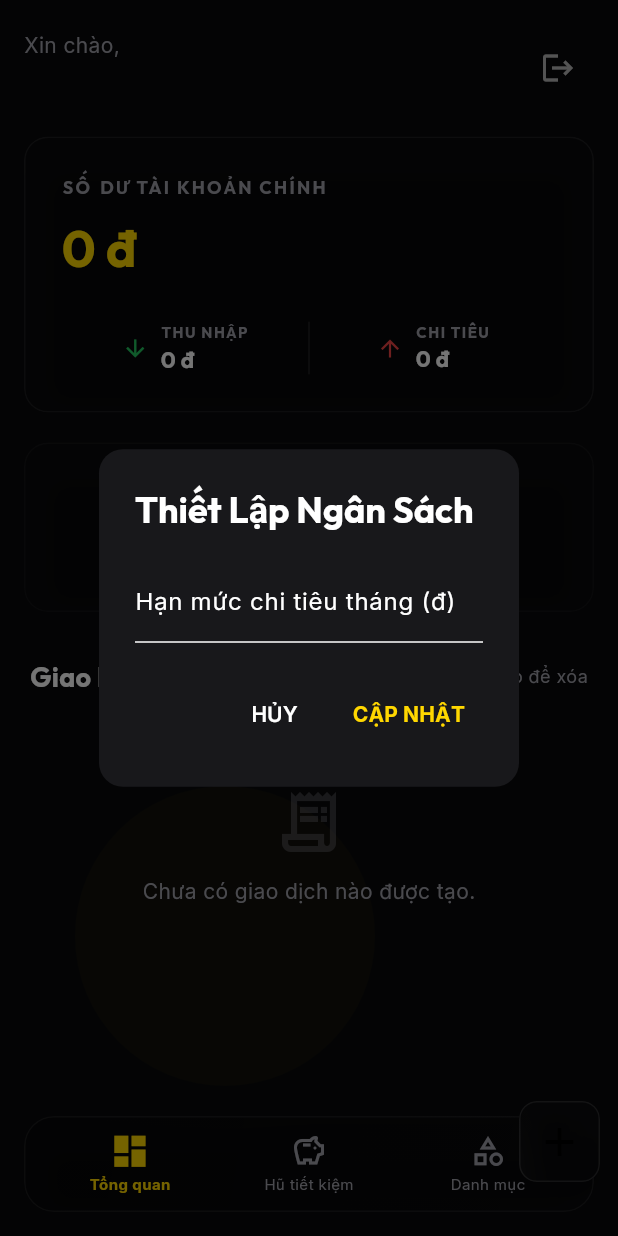
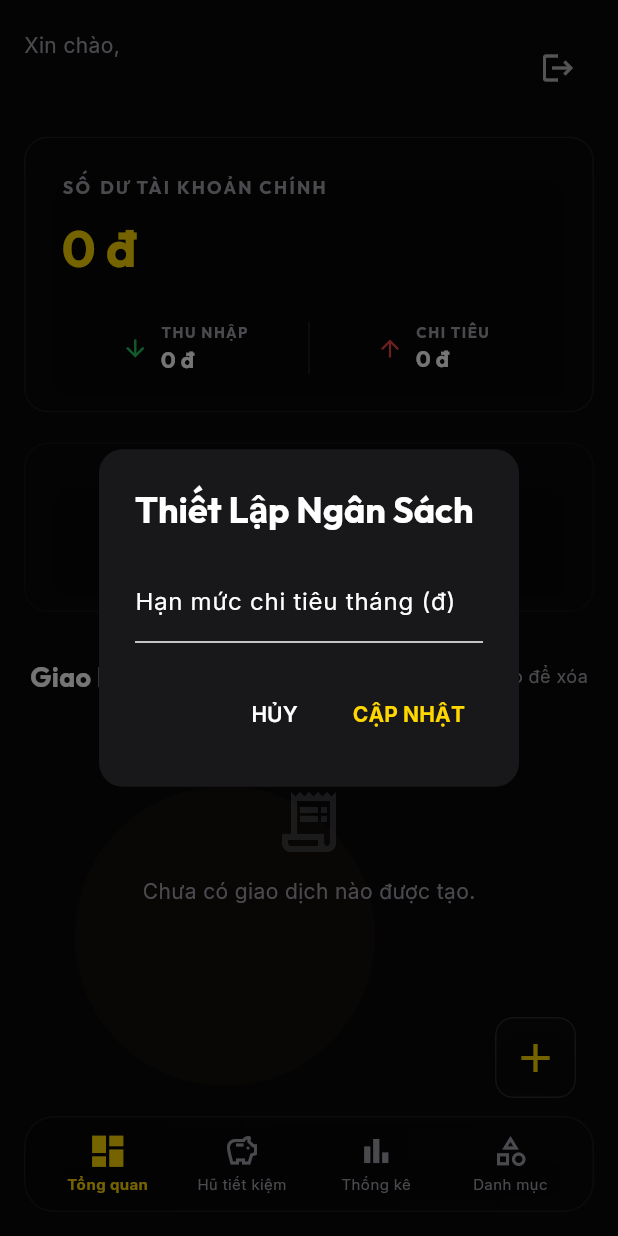
Before and after one commit to Cao-24-deptrai/moneyexpenx, a Flutter app: the DashboardScreen screen opened directly, after a tap on "ĐẶT NGÂN SÁCH NGAY", on a phone screen of 412 x 824 dp. Run offline on Flutter 3.47's test engine with Material 3 defaults, Android fonts, the light colour scheme and no system bars; our stand-ins replace cloud_firestore, firebase_auth, firebase_core, google_fonts, shared_preferences; accounts and stored records are empty.

Commit message:
14 thg 7 8h48

```diff
--- a/moneyexpenx/lib/views/dashboard/dashboard_screen.dart
+++ b/moneyexpenx/lib/views/dashboard/dashboard_screen.dart
@@ -4,6 +4,7 @@ import 'package:moneyexpenx/core/theme/app_theme.dart';
 import 'package:moneyexpenx/core/widgets/glass_container.dart';
 import 'package:moneyexpenx/views/dashboard/home_view.dart';
 import 'package:moneyexpenx/views/saving_jars/saving_jars_screen.dart';
+import 'package:moneyexpenx/views/statistics/statistics_screen.dart';
 import 'package:moneyexpenx/views/categories/categories_screen.dart';
 import 'package:moneyexpenx/views/transactions/add_transaction_screen.dart';
 import 'package:moneyexpenx/core/utils/route_transitions.dart';
@@ -21,6 +22,7 @@ class _DashboardScreenState extends State<DashboardScreen> {
   final List<Widget> _pages = [
     const HomeView(),
     const SavingJarsScreen(),
+    const StatisticsScreen(),
     const CategoriesScreen(),
   ];
 
@@ -48,12 +50,18 @@ class _DashboardScreenState extends State<DashboardScreen> {
               ),
             ),
           ),
-          // Selected Page View with Fade route transition effect when switching indices
-          SafeArea(
+          // Selected Page View constrained to end above the navbar
+          Positioned(
+            top: 0,
+            left: 0,
+            right: 0,
+            bottom: 80, // Navbar is bottom 16 + height 64 = 80
+            child: SafeArea(
               bottom: false,
               child: IndexedStack(
                 index: _currentIndex,
                 children: _pages,
+              ),
             ),
           ),
           // Floating Glassmorphism Bottom Navigation Bar
@@ -82,9 +90,14 @@ class _DashboardScreenState extends State<DashboardScreen> {
                     activeIcon: Icons.savings,
                     label: 'Hũ tiết kiệm',
                   ),
-                  // Middle gap for Floating action or we just navigate
                   _buildNavItem(
                     index: 2,
+                    icon: Icons.bar_chart_outlined,
+                    activeIcon: Icons.bar_chart,
+                    label: 'Thống kê',
+                  ),
+                  _buildNavItem(
+                    index: 3,
                     icon: Icons.category_outlined,
                     activeIcon: Icons.category,
                     label: 'Danh mục',
@@ -92,30 +105,31 @@ class _DashboardScreenState extends State<DashboardScreen> {
                 ],
               ),
             ),
-          )
-        ],
           ),
-      floatingActionButton: Padding(
-        padding: const EdgeInsets.only(bottom: 24.0), // Lifted slightly above the bar
+          // Fixed add button positioned above the navbar on the right side
+          Positioned(
+            right: 28,
+            bottom: 92, // Sits exactly on top of the navbar (which is bottom 16 + height 64 = 80)
             child: Hero(
               tag: 'add_transaction_btn',
               child: GlassIconButton(
                 icon: Icons.add,
                 size: 32,
-            iconColor: Colors.black,
+                iconColor: AppTheme.primaryYellow, // Plus sign changed to gold
                 onTap: () {
                   Navigator.push(
                     context,
                     SlidePageRoute(
                       page: const AddTransactionScreen(),
-                  direction: AxisDirection.up, // Slide up from bottom
+                      direction: AxisDirection.up,
                     ),
                   );
                 },
               ),
             ),
           ),
-      floatingActionButtonLocation: FloatingActionButtonLocation.miniEndFloat,
+        ],
+      ),
     );
   }
 
--- a/moneyexpenx/lib/views/dashboard/home_view.dart
+++ b/moneyexpenx/lib/views/dashboard/home_view.dart
@@ -389,7 +389,7 @@ class _HomeViewState extends State<HomeView> {
                     );
                   },
                 ),
-          const SizedBox(height: 80), // Offset space for FloatingActionButton
+          const SizedBox(height: 16), // Bottom padding spacing
         ],
       ),
     );
--- /dev/null
+++ b/moneyexpenx/lib/views/statistics/statistics_screen.dart
@@ -0,0 +1,518 @@
+import 'dart:io';
+import 'package:flutter/material.dart';
+import 'package:provider/provider.dart';
+import 'package:google_fonts/google_fonts.dart';
+import 'package:intl/intl.dart';
+import 'package:path_provider/path_provider.dart';
+import 'package:moneyexpenx/core/theme/app_theme.dart';
+import 'package:moneyexpenx/core/widgets/glass_container.dart';
+import 'package:moneyexpenx/core/constants/icons.dart';
+import 'package:moneyexpenx/data/models/category_model.dart';
+import 'package:moneyexpenx/data/models/transaction_model.dart';
+import 'package:moneyexpenx/viewmodels/finance_viewmodel.dart';
+
+class StatisticsScreen extends StatefulWidget {
+  const StatisticsScreen({Key? key}) : super(key: key);
+
+  @override
+  State<StatisticsScreen> createState() => _StatisticsScreenState();
+}
+
+class _StatisticsScreenState extends State<StatisticsScreen> with SingleTickerProviderStateMixin {
+  late TabController _typeTabController;
+  String _timeFilter = 'Tháng'; // 'Tuần', 'Tháng', 'Năm'
+  final formatter = NumberFormat.decimalPattern('vi_VN');
+
+  // Vibrant chart colors matching the premium theme
+  final List<Color> _chartColors = [
+    AppTheme.primaryYellow,
+    const Color(0xFF3B82F6), // Blue
+    const Color(0xFF10B981), // Emerald Green
+    const Color(0xFFEC4899), // Pink
+    const Color(0xFF8B5CF6), // Purple
+    const Color(0xFFF59E0B), // Amber
+    const Color(0xFFEF4444), // Red
+    Colors.grey,
+  ];
+
+  @override
+  void initState() {
+    super.initState();
+    _typeTabController = TabController(length: 2, vsync: this);
+  }
+
+  @override
+  void dispose() {
+    _typeTabController.dispose();
+    super.dispose();
+  }
+
+  List<TransactionModel> _filterTransactions(List<TransactionModel> allTx) {
+    final now = DateTime.now();
+    DateTime startDate;
+
+    if (_timeFilter == 'Tuần') {
+      // Start of current week (Monday)
+      final daysToSubtract = now.weekday - 1;
+      startDate = DateTime(now.year, now.month, now.day).subtract(Duration(days: daysToSubtract));
+    } else if (_timeFilter == 'Năm') {
+      startDate = DateTime(now.year, 1, 1);
+    } else {
+      // Default: 'Tháng' (Start of current month)
+      startDate = DateTime(now.year, now.month, 1);
+    }
+
+    return allTx.where((tx) => tx.tsDate.isAfter(startDate) || tx.tsDate.isAtSameMomentAs(startDate)).toList();
+  }
+
+  // Export report to CSV (Excel compatible)
+  Future<void> _exportReport(
+      List<TransactionModel> txs, List<CategoryModel> categories, String type) async {
+    try {
+      final directory = await getApplicationDocumentsDirectory();
+      final dateStr = DateFormat('yyyyMMdd_HHmmss').format(DateTime.now());
+      final filePath = '${directory.path}/BaoCao_ThuChi_${type}_$dateStr.csv';
+      final file = File(filePath);
+
+      // CSV Header
+      StringBuffer csvContent = StringBuffer();
+      // Add UTF-8 BOM for Excel compatibility with Vietnamese characters
+      csvContent.write('\uFEFF');
+      csvContent.writeln('Mã Giao Dịch,Ngày,Loại,Danh Mục,Số Tiền (đ),Ghi Chú');
+
+      for (var tx in txs) {
+        final cat = categories.firstWhere(
+          (c) => c.ctgID == tx.ctgID,
+          orElse: () => CategoryModel(ctgID: '', uID: '', name: 'Không rõ', type: type, iconKey: 'payment'),
+        );
+
+        if (cat.type == type) {
+          final formattedDate = DateFormat('dd/MM/yyyy HH:mm').format(tx.tsDate);
+          final note = tx.note.replaceAll(',', ';'); // avoid breaking columns
+          csvContent.writeln('${tx.tsID},$formattedDate,${cat.type},${cat.name},${tx.amt},$note');
+        }
+      }
+
+      await file.writeAsString(csvContent.toString());
+
+      if (mounted) {
+        ScaffoldMessenger.of(context).showSnackBar(
+          SnackBar(
+            content: Text(
+              'Đã xuất báo cáo thành công!\nĐường dẫn: $filePath',
+              style: GoogleFonts.inter(color: Colors.white),
+            ),
+            backgroundColor: AppTheme.successGreen,
+            duration: const Duration(seconds: 5),
+            behavior: SnackBarBehavior.floating,
+          ),
+        );
+      }
+    } catch (e) {
+      if (mounted) {
+        ScaffoldMessenger.of(context).showSnackBar(
+          SnackBar(
+            content: Text('Lỗi xuất báo cáo: $e', style: GoogleFonts.inter(color: Colors.white)),
+            backgroundColor: AppTheme.alertRed,
+            behavior: SnackBarBehavior.floating,
+          ),
+        );
+      }
+    }
+  }
+
+  @override
+  Widget build(BuildContext context) {
+    final financeVm = Provider.of<FinanceViewModel>(context);
+    final allTxs = financeVm.transactions;
+    final categories = financeVm.categories;
+
+    // Filter transactions by time range
+    final filteredTxs = _filterTransactions(allTxs);
+
+    return Scaffold(
+      appBar: AppBar(
+        title: Text(
+          'Thống Kê Báo Cáo',
+          style: GoogleFonts.outfit(fontWeight: FontWeight.bold, fontSize: 22),
+        ),
+        bottom: TabBar(
+          controller: _typeTabController,
+          indicatorColor: AppTheme.primaryYellow,
+          labelColor: AppTheme.primaryYellow,
+          unselectedLabelColor: AppTheme.textSecondary,
+          labelStyle: GoogleFonts.outfit(fontWeight: FontWeight.bold, fontSize: 16),
+          tabs: const [
+            Tab(text: 'KHOẢN CHI'),
+            Tab(text: 'KHOẢN THU'),
+          ],
+        ),
+        actions: [
+          IconButton(
+            icon: const Icon(Icons.download_outlined, color: AppTheme.primaryYellow, size: 26),
+            onPressed: () {
+              final activeType = _typeTabController.index == 0 ? 'Chi' : 'Thu';
+              _exportReport(filteredTxs, categories, activeType);
+            },
+            tooltip: 'Xuất file Excel CSV',
+          ),
+        ],
+      ),
+      body: Column(
+        children: [
+          // Time Filter Row
+          Padding(
+            padding: const EdgeInsets.fromLTRB(16, 12, 16, 8),
+            child: Row(
+              mainAxisAlignment: MainAxisAlignment.spaceBetween,
+              children: [
+                Text(
+                  'Khoảng thời gian:',
+                  style: GoogleFonts.inter(color: AppTheme.textSecondary, fontSize: 14),
+                ),
+                Row(
+                  children: ['Tuần', 'Tháng', 'Năm'].map((filter) {
+                    final isSelected = _timeFilter == filter;
+                    return GestureDetector(
+                      onTap: () {
+                        setState(() {
+                          _timeFilter = filter;
+                        });
+                      },
+                      child: Container(
+                        margin: const EdgeInsets.only(left: 8),
+                        padding: const EdgeInsets.symmetric(horizontal: 16, vertical: 8),
+                        decoration: BoxDecoration(
+                          color: isSelected ? AppTheme.primaryYellow.withOpacity(0.15) : Colors.transparent,
+                          border: Border.all(
+                            color: isSelected ? AppTheme.primaryYellow : Colors.grey[850]!,
+                            width: 1,
+                          ),
+                          borderRadius: BorderRadius.circular(16),
+                        ),
+                        child: Text(
+                          filter == 'Tuần'
+                              ? 'Tuần này'
+                              : filter == 'Tháng'
+                                  ? 'Tháng này'
+                                  : 'Năm nay',
+                          style: GoogleFonts.inter(
+                            color: isSelected ? AppTheme.primaryYellow : AppTheme.textSecondary,
+                            fontWeight: isSelected ? FontWeight.bold : FontWeight.normal,
+                            fontSize: 12,
+                          ),
+                        ),
+                      ),
+                    );
+                  }).toList(),
+                )
+              ],
+            ),
+          ),
+          Expanded(
+            child: TabBarView(
+              controller: _typeTabController,
+              children: [
+                _buildReportSection(filteredTxs, categories, 'Chi'),
+                _buildReportSection(filteredTxs, categories, 'Thu'),
+              ],
+            ),
+          ),
+        ],
+      ),
+    );
+  }
+
+  Widget _buildReportSection(
+      List<TransactionModel> txs, List<CategoryModel> categories, String type) {
+    // 1. Filter transactions by type
+    final typeTxs = txs.where((t) {
+      final cat = categories.firstWhere(
+        (c) => c.ctgID == t.ctgID,
+        orElse: () => CategoryModel(ctgID: '', uID: '', name: '', type: '', iconKey: ''),
+      );
+      return cat.type == type;
+    }).toList();
+
+    if (typeTxs.isEmpty) {
+      return Center(
+        child: Column(
+          mainAxisAlignment: MainAxisAlignment.center,
+          children: [
+            Icon(Icons.bar_chart_outlined, size: 64, color: AppTheme.textSecondary.withOpacity(0.3)),
+            const SizedBox(height: 16),
+            Text(
+              'Chưa có giao dịch $type nào trong thời gian này.',
+              style: GoogleFonts.inter(color: AppTheme.textSecondary, fontSize: 15),
+            ),
+          ],
+        ),
+      );
+    }
+
+    // 2. Aggregate sum by category ID
+    final Map<String, double> categorySums = {};
+    double totalSum = 0.0;
+
+    for (var tx in typeTxs) {
+      categorySums[tx.ctgID] = (categorySums[tx.ctgID] ?? 0.0) + tx.amt;
+      totalSum += tx.amt;
+    }
+
+    // 3. Map category sums to details and sort
+    final List<MapEntry<String, double>> sortedEntries = categorySums.entries.toList()
+      ..sort((a, b) => b.value.compareTo(a.value));
+
+    // Group into Top 5 and "Others" if needed
+    List<CategoryStatItem> statItems = [];
+    double othersSum = 0.0;
+
+    for (int i = 0; i < sortedEntries.length; i++) {
+      final entry = sortedEntries[i];
+      final cat = categories.firstWhere(
+        (c) => c.ctgID == entry.key,
+        orElse: () => CategoryModel(ctgID: '', uID: '', name: 'Không rõ', type: type, iconKey: 'payment'),
+      );
+
+      if (i < 5) {
+        statItems.add(CategoryStatItem(
+          category: cat,
+          amount: entry.value,
+          percentage: entry.value / totalSum,
+          color: _chartColors[i % _chartColors.length],
+        ));
+      } else {
+        othersSum += entry.value;
+      }
+    }
+
+    if (othersSum > 0) {
+      statItems.add(CategoryStatItem(
+        category: CategoryModel(ctgID: 'others', uID: '', name: 'Khác', type: type, iconKey: 'payment'),
+        amount: othersSum,
+        percentage: othersSum / totalSum,
+        color: _chartColors[5 % _chartColors.length],
+      ));
+    }
+
+    return ListView(
+      physics: const BouncingScrollPhysics(),
+      padding: const EdgeInsets.all(16),
+      children: [
+        // Total Card
+        GlassContainer(
+          padding: const EdgeInsets.all(20),
+          color: Colors.white.withOpacity(0.03),
+          borderColor: Colors.white.withOpacity(0.05),
+          child: Column(
+            children: [
+              Text(
+                'TỔNG ${type.toUpperCase()}',
+                style: GoogleFonts.outfit(
+                  fontSize: 12,
+                  fontWeight: FontWeight.bold,
+                  color: AppTheme.textSecondary,
+                  letterSpacing: 1.5,
+                ),
+              ),
+              const SizedBox(height: 8),
+              Text(
+                '${formatter.format(totalSum)} đ',
+                style: GoogleFonts.outfit(
+                  fontSize: 28,
+                  fontWeight: FontWeight.bold,
+                  color: type == 'Thu' ? AppTheme.successGreen : AppTheme.alertRed,
+                ),
+              ),
+            ],
+          ),
+        ),
+        const SizedBox(height: 24),
+
+        // Donut Chart Card
+        GlassContainer(
+          padding: const EdgeInsets.all(24),
+          color: Colors.white.withOpacity(0.02),
+          borderColor: Colors.white.withOpacity(0.04),
+          child: Column(
+            children: [
+              Text(
+                'Phân Tích Cơ Cấu',
+                style: GoogleFonts.outfit(fontSize: 16, fontWeight: FontWeight.bold, color: Colors.white),
+              ),
+              const SizedBox(height: 24),
+              // Draw Custom Donut Chart
+              SizedBox(
+                height: 160,
+                width: 160,
+                child: CustomPaint(
+                  painter: DonutChartPainter(
+                    values: statItems.map((item) => item.amount).toList(),
+                    colors: statItems.map((item) => item.color).toList(),
+                  ),
+                  child: Center(
+                    child: Column(
+                      mainAxisAlignment: MainAxisAlignment.center,
+                      children: [
+                        Text(
+                          'Giao dịch',
+                          style: GoogleFonts.inter(color: AppTheme.textSecondary, fontSize: 11),
+                        ),
+                        Text(
+                          '${typeTxs.length}',
+                          style: GoogleFonts.outfit(color: Colors.white, fontSize: 24, fontWeight: FontWeight.bold),
+                        ),
+                      ],
+                    ),
+                  ),
+                ),
+              ),
+            ],
+          ),
+        ),
+        const SizedBox(height: 24),
+
+        // Statistics list title
+        Padding(
+          padding: const EdgeInsets.only(left: 4, bottom: 12),
+          child: Text(
+            'Xếp hạng danh mục',
+            style: GoogleFonts.outfit(fontSize: 18, fontWeight: FontWeight.bold, color: Colors.white),
+          ),
+        ),
+
+        // Statistics List
+        ...statItems.map((item) {
+          final percentStr = '${(item.percentage * 100).toStringAsFixed(1)}%';
+          return Container(
+            margin: const EdgeInsets.only(bottom: 12),
+            child: GlassContainer(
+              padding: const EdgeInsets.symmetric(horizontal: 16, vertical: 12),
+              color: Colors.white.withOpacity(0.04),
+              borderColor: Colors.white.withOpacity(0.05),
+              child: Row(
+                children: [
+                  Container(
+                    width: 14,
+                    height: 14,
+                    decoration: BoxDecoration(
+                      color: item.color,
+                      shape: BoxShape.circle,
+                    ),
+                  ),
+                  const SizedBox(width: 12),
+                  CircleAvatar(
+                    radius: 18,
+                    backgroundColor: item.color.withOpacity(0.1),
+                    child: Icon(
+                      CategoryIcons.getIcon(item.category.iconKey),
+                      color: item.color,
+                      size: 18,
+                    ),
+                  ),
+                  const SizedBox(width: 12),
+                  Expanded(
+                    child: Column(
+                      crossAxisAlignment: CrossAxisAlignment.start,
+                      children: [
+                        Text(
+                          item.category.name,
+                          style: GoogleFonts.inter(fontSize: 14, fontWeight: FontWeight.bold, color: Colors.white),
+                        ),
+                        const SizedBox(height: 4),
+                        // Linear mini-bar indicator
+                        ClipRRect(
+                          borderRadius: BorderRadius.circular(2),
+                          child: LinearProgressIndicator(
+                            value: item.percentage,
+                            backgroundColor: Colors.grey[900],
+                            color: item.color,
+                            minHeight: 4,
+                          ),
+                        ),
+                      ],
+                    ),
+                  ),
+                  const SizedBox(width: 16),
+                  Column(
+                    crossAxisAlignment: CrossAxisAlignment.end,
+                    children: [
+                      Text(
+                        '${formatter.format(item.amount)} đ',
+                        style: GoogleFonts.outfit(fontSize: 14, fontWeight: FontWeight.bold, color: Colors.white),
+                      ),
+                      const SizedBox(height: 4),
+                      Text(
+                        percentStr,
+                        style: GoogleFonts.inter(fontSize: 12, color: AppTheme.textSecondary),
+                      ),
+                    ],
+                  ),
+                ],
+              ),
+            ),
+          );
+        }).toList(),
+      ],
+    );
+  }
+}
+
+class CategoryStatItem {
+  final CategoryModel category;
+  final double amount;
+  final double percentage;
+  final Color color;
+
+  CategoryStatItem({
+    required this.category,
+    required this.amount,
+    required this.percentage,
+    required this.color,
+  });
+}
+
+class DonutChartPainter extends CustomPainter {
+  final List<double> values;
+  final List<Color> colors;
+
+  DonutChartPainter({required this.values, required this.colors});
+
+  @override
+  void paint(Canvas canvas, Size size) {
+    final double total = values.fold(0.0, (sum, val) => sum + val);
+    if (total == 0) {
+      final paint = Paint()
+        ..color = Colors.grey.withOpacity(0.2)
+        ..style = PaintingStyle.stroke
+        ..strokeWidth = 14;
+      canvas.drawCircle(Offset(size.width / 2, size.height / 2), size.width / 2.5, paint);
+      return;
+    }
+
+    final double center = size.width / 2;
+    final double radius = size.width / 2.5;
+    double startAngle = -3.14159 / 2;
+
+    for (int i = 0; i < values.length; i++) {
+      final double sweepAngle = 2 * 3.14159 * (values[i] / total);
+      final paint = Paint()
+        ..color = colors[i % colors.length]
+        ..style = PaintingStyle.stroke
+        ..strokeCap = StrokeCap.round
+        ..strokeWidth = 14;
+
+      canvas.drawArc(
+        Rect.fromCircle(center: Offset(center, center), radius: radius),
+        startAngle,
+        sweepAngle - 0.05, // small gap between segments
+        false,
+        paint,
+      );
+      startAngle += sweepAngle;
+    }
+  }
+
+  @override
+  bool shouldRepaint(covariant CustomPainter oldDelegate) => true;
+}
```
Lines whose indentation alone changed are shown as unchanged.
